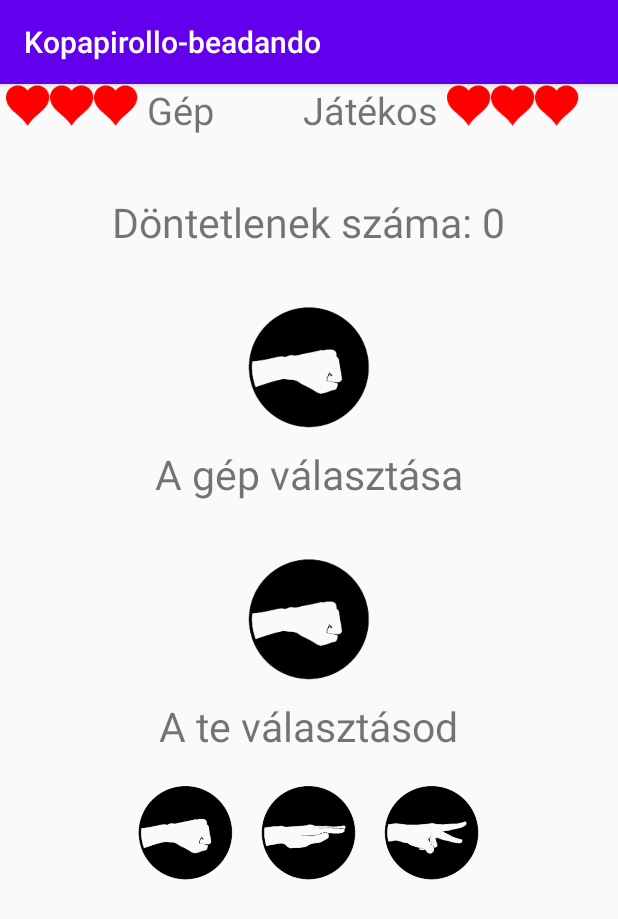
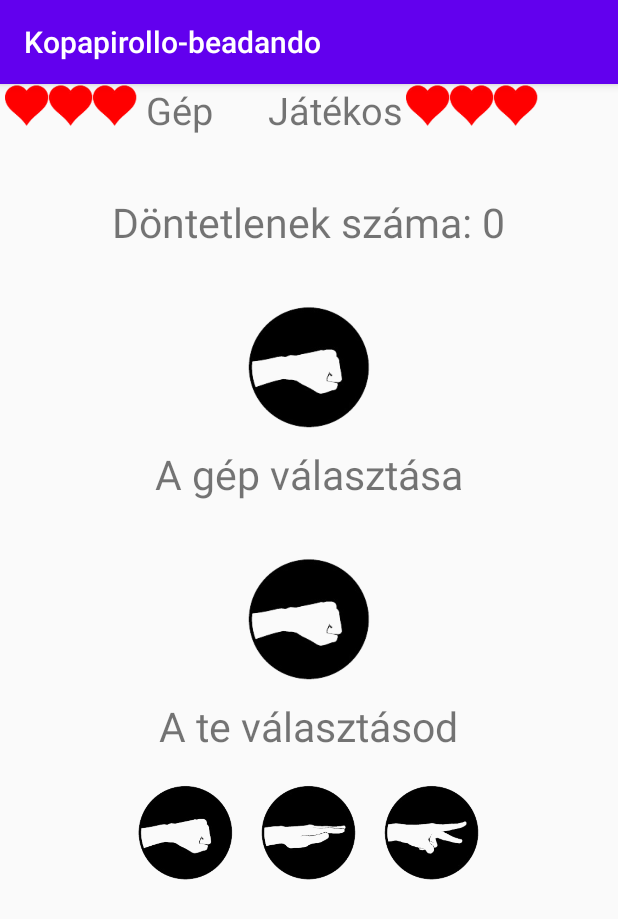
Before and after one commit to Wisewitch/Kopapirollo-beadando, an Android app: the screen it shows after launch (MainActivity), on a phone screen of 412 x 824 dp. Shown: the top 919 px of the screen. Run offline under Robolectric (Android 15) with nearby library versions, the phone set to English and light mode, and no system bars.

Commit message:
Játékos életek megjelenés

```diff
--- a/app/src/main/res/layout/activity_main.xml
+++ b/app/src/main/res/layout/activity_main.xml
@@ -9,7 +9,8 @@
 
     <include
         layout="@layout/eletek"
-        android:id="@+id/include">
+        android:id="@+id/include"
+        >
     </include>
 
     <include
--- a/app/src/main/res/layout/eletek.xml
+++ b/app/src/main/res/layout/eletek.xml
@@ -5,11 +5,11 @@
 
 
     <LinearLayout
-        android:layout_width="198sp"
+        android:layout_width="170dp"
         android:layout_height="wrap_content"
         android:layout_gravity="left"
         android:gravity="left"
-        android:layout_marginLeft="4sp"
+        android:layout_marginLeft="3dp"
         android:orientation="horizontal">
 
         <ImageView
@@ -31,12 +31,14 @@
             android:layout_width="29dp"
             android:layout_height="29dp"
             android:src="@drawable/heart2">
+
         </ImageView>
 
         <TextView
-            android:layout_width="wrap_content"
+            android:layout_width="90dp"
             android:layout_height="wrap_content"
             android:text=" Gép"
+            android:layout_marginRight="25sp"
             android:textSize="25sp">
         </TextView>
 
@@ -44,15 +46,15 @@
 
 
     <LinearLayout
-        android:layout_width="wrap_content"
+        android:layout_width="185dp"
         android:layout_height="wrap_content"
         android:layout_gravity="right"
         android:gravity="right"
-        android:layout_marginRight="1sp"
+        android:layout_marginRight="4dp"
         android:orientation="horizontal">
 
         <TextView
-            android:layout_width="wrap_content"
+            android:layout_width="92dp"
             android:layout_height="wrap_content"
             android:text="Játékos "
             android:textSize="25sp">
```
